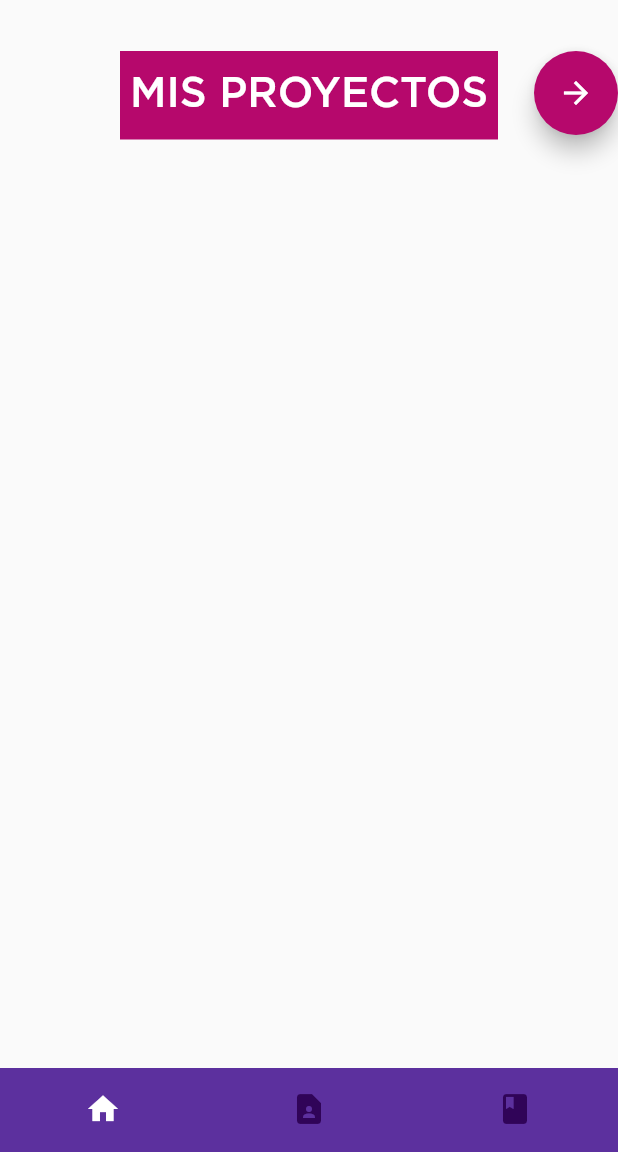
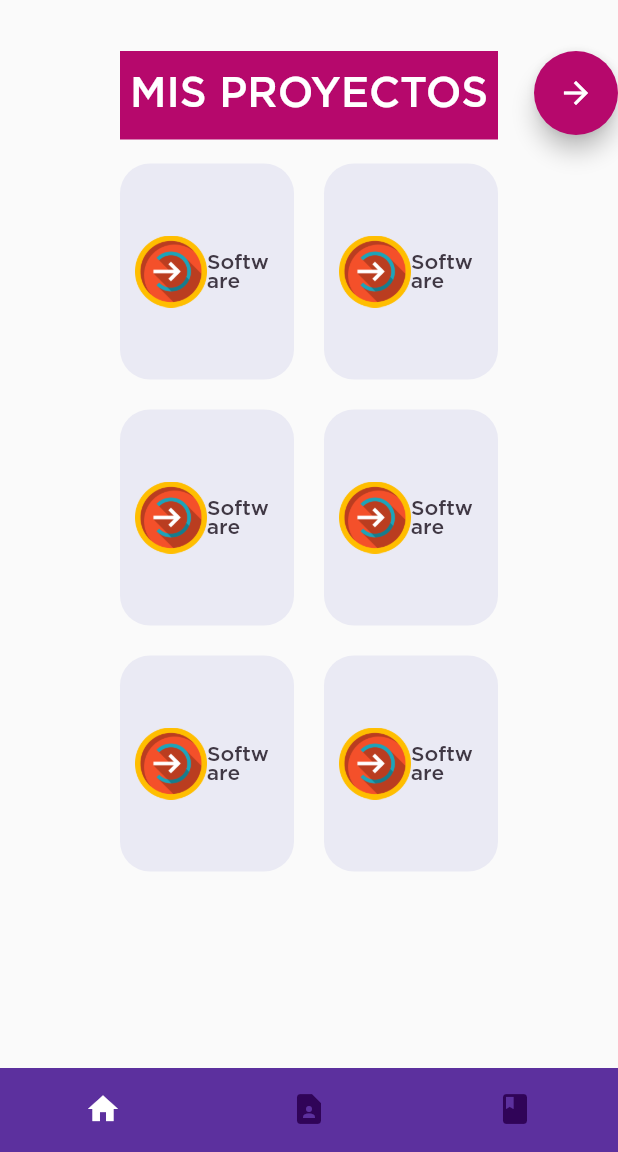
Before and after one commit to arhcoder/arhcoder, a Flutter app: the App screen opened by its route, on a phone screen of 412 x 824 dp, the part 84-1236 px from its top. Run offline on Flutter 3.47's test engine with Material 2 defaults, Android fonts, the phone set to English and light mode, and no system bars; our stand-ins replace get.

Commit message:
Se agregó un GridView para el Panel de Proyectos y algunas tarjetas simplonas. La idea de Grid parece funcionar, pero probaré más opciones...

```diff
--- a/lib/01_Projects/Panels/Normal_Projects.dart
+++ b/lib/01_Projects/Panels/Normal_Projects.dart
@@ -3,6 +3,8 @@ import 'package:arhcoder/generated/l10n.dart';
 import 'package:arhcoder/Responsive/Responsive.dart';
 
 import 'package:arhcoder/Widgets/titular.dart';
+
+import 'package:arhcoder/01_Projects/Widgets/card_front.dart';
 
 class NormalProjects extends StatelessWidget
 {
@@ -15,57 +17,70 @@ class NormalProjects extends StatelessWidget
             (
                 mainAxisAlignment: MainAxisAlignment.start,
                 crossAxisAlignment: CrossAxisAlignment.center,
+
                 children:
                 [
                     Titular(title: S.current.normal_projects),
                     SizedBox(height: Constants.marginInterior),
                     Expanded
                     (
-                        child: Container
+                        child: GridView
                         (
-                            child: ListView
+                            gridDelegate: SliverGridDelegateWithFixedCrossAxisCount
                             (
+                                crossAxisCount: 2,
+                                mainAxisExtent: 144,
+                                crossAxisSpacing: 20.0,
+                                mainAxisSpacing: 20.0
+                            ),
                             children:
                             [
-                                    /*Column
+                                CardFront
                                 (
-                                        children:
-                                        [
-                                            Container
+                                    icon: "assets/images/prueba.png",
+                                    text: "Software",
+                                    width: 400.0,
+                                    height: 100.0,
+                                ),
+                                CardFront
                                 (
-                                                color: AppColors.cardBackground,
-                                                height: 100.0
+                                    icon: "assets/images/prueba.png",
+                                    text: "Software",
+                                    width: 400.0,
+                                    height: 100.0,
                                 ),
-                                            SizedBox(height: Constants.marginInterior),
-                                            Container
+                                CardFront
                                 (
-                                                color: AppColors.cardBackground,
-                                                height: 100.0
+                                    icon: "assets/images/prueba.png",
+                                    text: "Software",
+                                    width: 400.0,
+                                    height: 100.0,
                                 ),
-                                            SizedBox(height: Constants.marginInterior),
-                                            Container
+                                CardFront
                                 (
-                                                color: AppColors.cardBackground,
-                                                height: 100.0
+                                    icon: "assets/images/prueba.png",
+                                    text: "Software",
+                                    width: 400.0,
+                                    height: 100.0,
                                 ),
-                                            SizedBox(height: Constants.marginInterior),
-                                            Container
+                                CardFront
                                 (
-                                                color: AppColors.cardBackground,
-                                                height: 100.0
+                                    icon: "assets/images/prueba.png",
+                                    text: "Software",
+                                    width: 400.0,
+                                    height: 100.0,
                                 ),
-                                            SizedBox(height: Constants.marginInterior),
-                                            Container
+                                CardFront
                                 (
-                                                color: AppColors.cardBackground,
-                                                height: 100.0
-                                            )
-                                        ]
-                                    )*/
+                                    icon: "assets/images/prueba.png",
+                                    text: "Software",
+                                    width: 400.0,
+                                    height: 100.0,
+                                ),
                             ]
                         )
                     )
-                    )
+
                 ]
             )
         );
--- /dev/null
+++ b/lib/01_Projects/Widgets/card_front.dart
@@ -0,0 +1,68 @@
+import 'package:flutter/material.dart';
+import 'package:arhcoder/Theme/Theme.dart';
+import 'package:arhcoder/Responsive/Responsive.dart';
+
+class CardFront extends StatelessWidget
+{
+    final String icon;
+    final String text;
+
+    final double width;
+    final double height;
+
+    final VoidCallback hoverMethod;
+
+    CardFront({Key key, this.icon, this.text, this.width, this.height, this.hoverMethod}) : super(key: key);
+
+    @override
+    Widget build(BuildContext context)
+    {
+        return GestureDetector
+        (
+            child: Container
+            (
+                width: this.width,
+                height: this.height,
+                padding: EdgeInsets.all(Constants.padding),
+
+                decoration: BoxDecoration
+                (
+                    color: AppColors.cardBackground,
+                    borderRadius: BorderRadius.circular(20.0)
+                ),
+
+                child: Row
+                (
+                    mainAxisAlignment: MainAxisAlignment.center,
+                    crossAxisAlignment: CrossAxisAlignment.center,
+
+                    children:
+                    [
+                        Expanded
+                        (
+                            child: Image.asset(
+                                this.icon,
+                                width: this.height - Constants.padding * 2,
+                                height: this.height - Constants.padding * 2
+                            )
+                        ),
+                        Expanded
+                        (
+                            child: Text.rich(
+                                TextSpan
+                                (
+                                    text: this.text,
+                                    style: TextStyle
+                                    (
+                                        color: AppColors.textStrong,
+                                        fontFamily: "Gotham Medium",
+                                    )
+                                )
+                            ),
+                        )
+                    ]
+                )
+            )
+        );
+    }
+}
--- a/lib/Widgets/panel_button.dart
+++ b/lib/Widgets/panel_button.dart
@@ -6,8 +6,8 @@ import 'dart:math' as math;
 
 class PanelButton extends StatefulWidget
 {
-    VoidCallback method;
-    bool isBackButton = true;
+    final VoidCallback method;
+    final bool isBackButton;
 
     PanelButton({Key key, this.method, this.isBackButton}) : super(key: key);
 
--- a/pubspec.yaml
+++ b/pubspec.yaml
@@ -25,6 +25,7 @@ flutter:
   uses-material-design: true
   assets:
     - assets/images/arhcoder.png
+    - assets/images/prueba.png
   fonts:
     - family: Gotham Book
       fonts:
```
Also changed, not shown: assets/images/prueba.png (added). Lines whose indentation alone changed are shown as unchanged.
